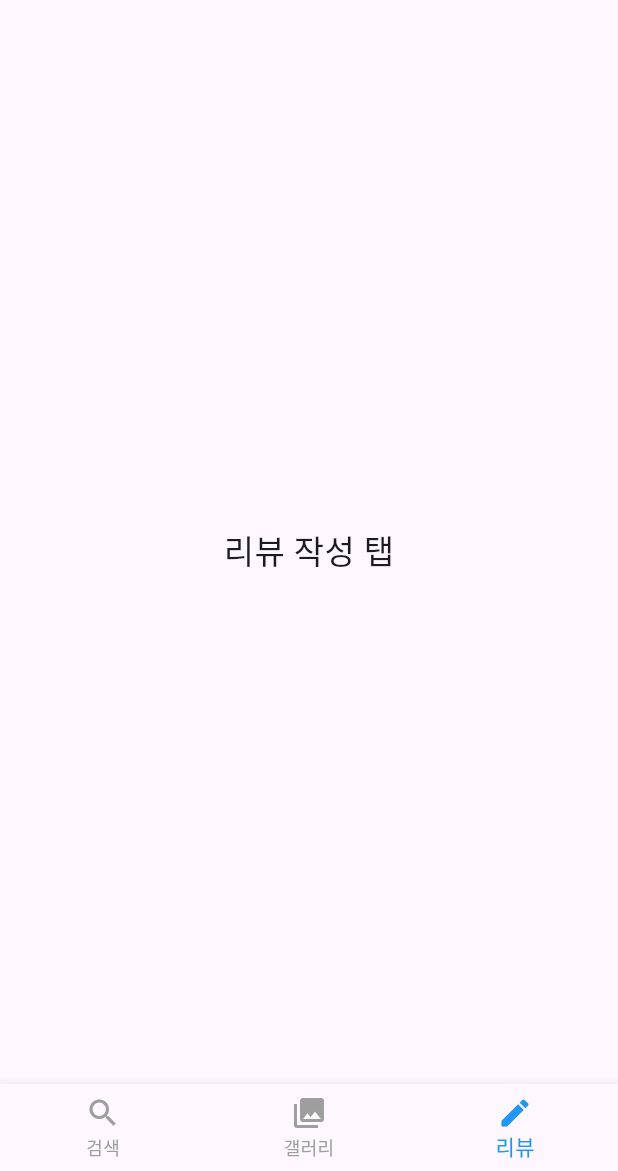
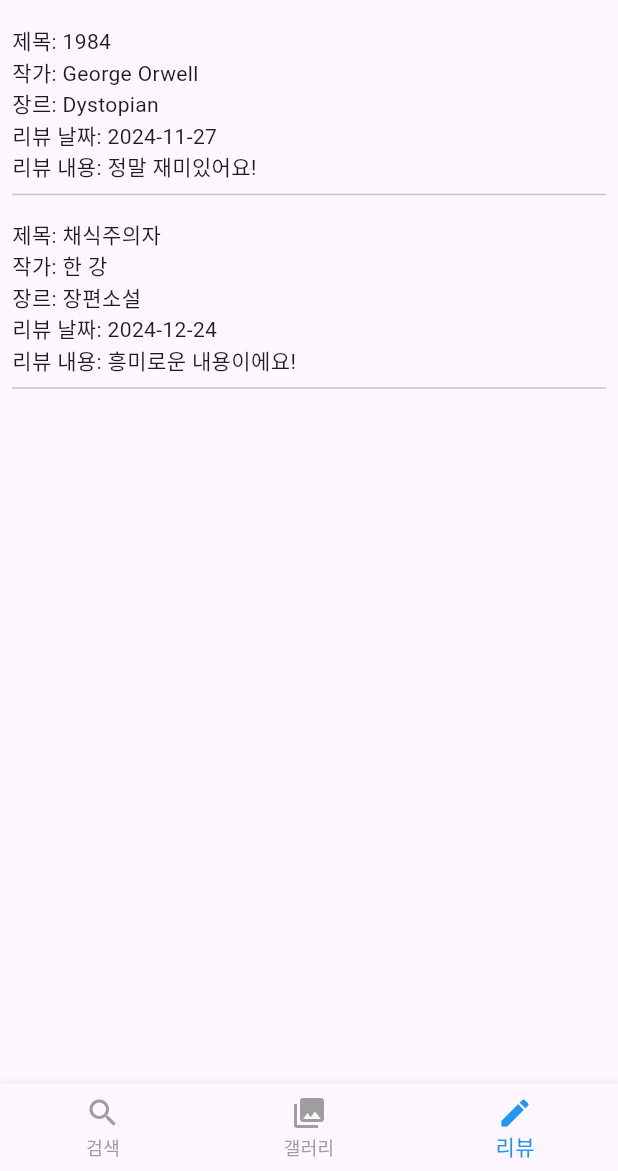
Before and after one commit to damhs/madcampweek1, a Flutter app: the screen it shows after launch, item 3 of the bottom bar chosen, on a phone screen of 412 x 824 dp, the part 65-1236 px from its top. Run offline on Flutter 3.47's test engine with Material 3 defaults, Android fonts, the phone set to English and light mode, and no system bars.

Commit message:
review tab list view

```diff
--- a/lib/review_tab.dart
+++ b/lib/review_tab.dart
@@ -2,15 +2,42 @@ import 'package:flutter/material.dart';
 
 class ReviewTab extends StatelessWidget {
   const ReviewTab({Key? key}) : super(key: key);
-
+  final List<Map<String, String>> reviews = const[
+    {
+      'title': '1984',
+      'author': 'George Orwell',
+      'genre': 'Dystopian',
+      'date': '2024-11-27',
+      'content': '정말 재미있어요!',
+    },
+    {
+      'title': '채식주의자',
+      'author': '한 강',
+      'genre': '장편소설',
+      'date': '2024-12-24',
+      'content': '흥미로운 내용이에요!',
+    },
+  ];
   @override
   Widget build(BuildContext context) {
-    return Center(
-      // 실제 검색 UI를 만들기 전, 간단한 텍스트 표시
-      child: Text(
-        '리뷰 작성 탭',
-        style: TextStyle(fontSize: 22),
-      ),
+    return ListView.builder(
+      itemCount: reviews.length,
+      itemBuilder: (context, index) {
+        final review = reviews[index];
+        return Padding(padding: const EdgeInsets.symmetric(vertical: 4.0, horizontal: 8.0),
+        child: Column(
+          crossAxisAlignment: CrossAxisAlignment.start,
+          children: [
+            Text('제목: ${review['title'] ?? 'No Title'}'),
+            Text('작가: ${review['author'] ?? 'No Author'}'),
+            Text('장르: ${review['genre'] ?? 'No Genre'}'),
+            Text('리뷰 날짜: ${review['date'] ?? 'No Date'}'),
+            Text('리뷰 내용: ${review['content'] ?? 'No Content'}'),
+            const Divider(),
+            ],
+          ),
+        );
+      },
     );
   }
 }
```
Also changed, not shown: 9 other files.
